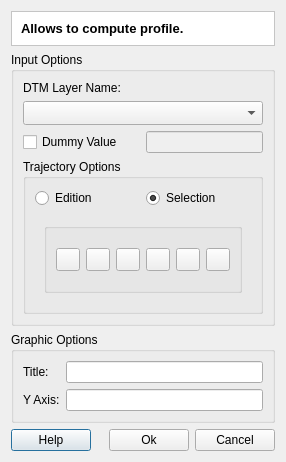
Before: the Qt Designer form src/terralib/mnt/qt/ui/ProfileDialogForm.ui in claudiobogossian/terralib5, drawn with Qt 5.
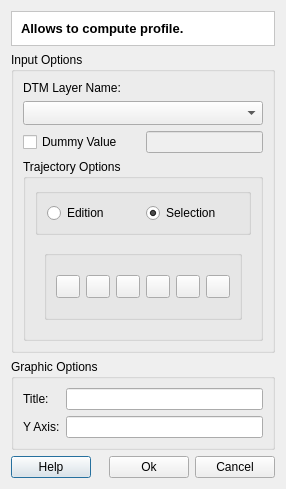
After: the same form once the commit is applied. Custom widgets are drawn as their Qt base class.

Commit message: Profile - selected geometries from layer

```diff
--- a/src/terralib/mnt/qt/ui/ProfileDialogForm.ui
+++ b/src/terralib/mnt/qt/ui/ProfileDialogForm.ui
@@ -7,7 +7,7 @@
     <x>0</x>
     <y>0</y>
     <width>268</width>
-    <height>430</height>
+    <height>448</height>
    </rect>
   </property>
   <property name="windowTitle">
@@ -116,6 +116,10 @@
         </property>
         <layout class="QVBoxLayout" name="verticalLayout_3">
          <item>
+          <widget class="QGroupBox" name="m_trajectorygroupBox">
+           <property name="title">
+            <string/>
+           </property>
           <layout class="QHBoxLayout" name="horizontalLayout_4">
            <item>
             <widget class="QRadioButton" name="m_editionradioButton">
@@ -135,6 +139,7 @@
             </widget>
            </item>
           </layout>
+          </widget>
          </item>
          <item>
           <widget class="QStackedWidget" name="m_trajectorystackedWidget">
```
Lines whose indentation alone changed are shown as unchanged. The commit also changes 3 other files.
